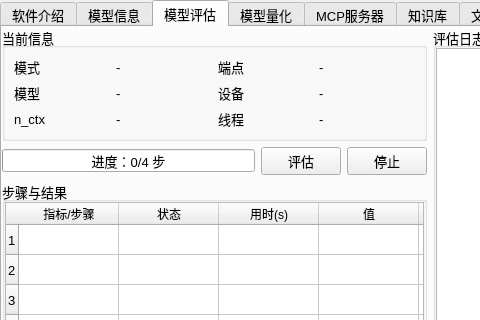
Old version of the form src/expend/expend.ui in the repository ylsdamxssjxxdd/eva; both pictures show x 0 to 480 and y 0 to 320 of the 860 by 594 pixel window.
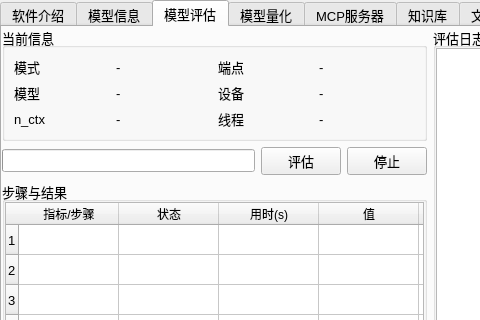
New version of the form. Custom widgets are drawn as their Qt base class.

Commit message: 优化模型评估

```diff
--- a/src/expend/expend.ui
+++ b/src/expend/expend.ui
@@ -340,7 +340,7 @@
                <number>0</number>
               </property>
               <property name="format">
-               <string>进度：%v/%m 步</string>
+               <string/>
               </property>
              </widget>
             </item>
```
The commit also changes 1 other file.
